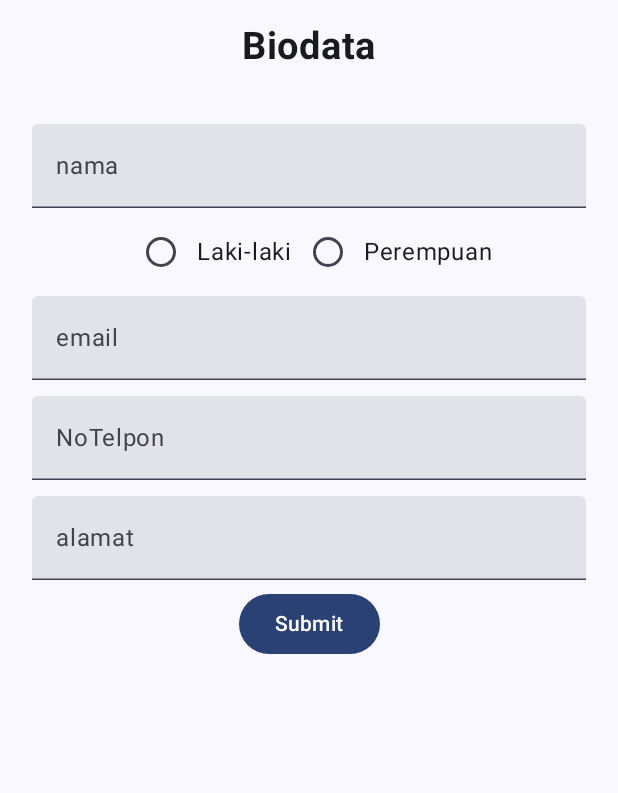
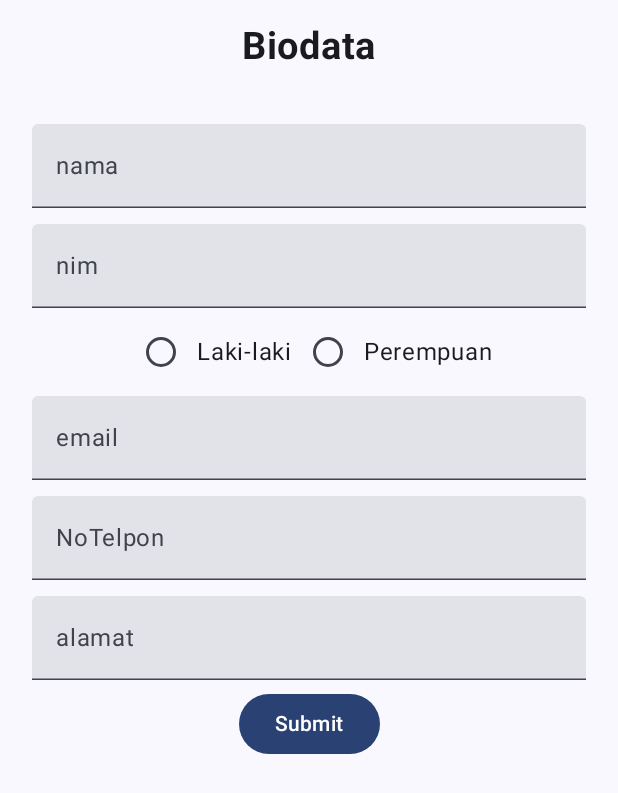
Before and after one commit to Izalhadji31/QuestNavigationMVVM_031, an Android app built with Jetpack Compose: the screen it shows after launch (MainActivity), on a phone screen of 412 x 824 dp. Shown: the top 793 px of the screen. Run offline under Robolectric (Android 15) with nearby library versions, the phone set to English and light mode, and no system bars.

Commit message:
menambahkan data nim pada FormMahasiswaView

```diff
--- a/app/src/main/java/com/example/questnavigationmvvm_031/ui/view/FormMahasiswaView.kt
+++ b/app/src/main/java/com/example/questnavigationmvvm_031/ui/view/FormMahasiswaView.kt
@@ -28,12 +28,13 @@ fun FormMahasiswaView(
 ) {
     var nama by remember { mutableStateOf("") }
     var email by remember { mutableStateOf("") }
+    var nim by remember { mutableStateOf("") }
     var noTelpon by remember { mutableStateOf("") }
     var alamat by remember { mutableStateOf("") }
     var memilihJK by remember { mutableStateOf("") }
 
     val listData : MutableList<String> = mutableListOf(
-        nama,email,noTelpon,alamat,memilihJK
+        nama,email,nim,noTelpon,alamat,memilihJK
     )
 
     Column (modifier = Modifier
@@ -53,6 +54,13 @@ fun FormMahasiswaView(
             onValueChange = {nama = it},
             label = { Text("nama")},
             placeholder = { Text("Masukkan Nama Anda")}
+        )
+        TextField(
+            modifier = Modifier .fillMaxWidth() .padding(5.dp),
+            value = nim,
+            onValueChange = {nim = it},
+            label = { Text("nim")},
+            placeholder = { Text("Masukkan Nim Anda")}
         )
 
         Row {
```
